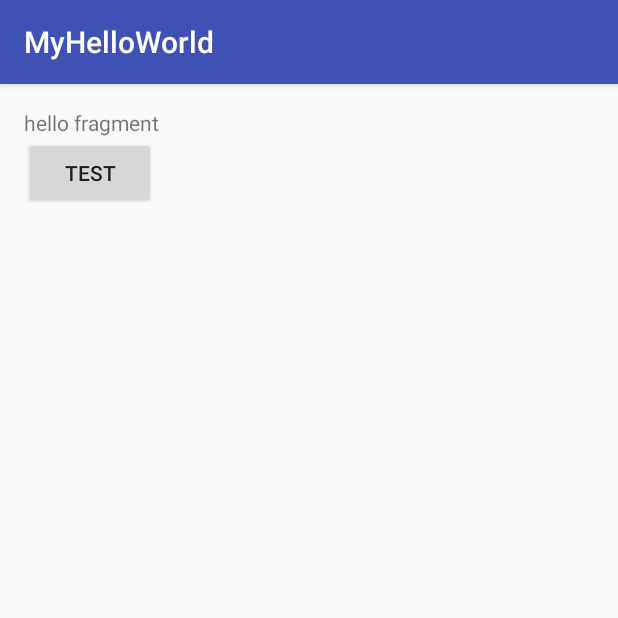
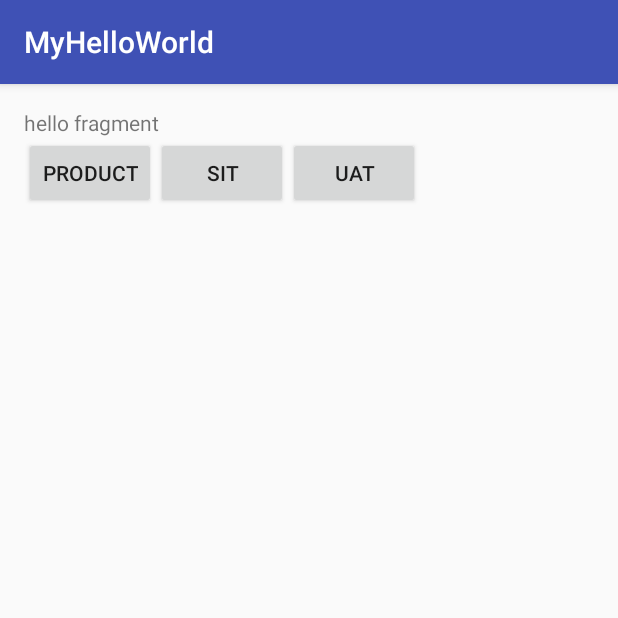
Before and after one commit to hemin1003/MyHelloWorld, an Android app: the TestFragment screen opened directly, with no data from a screen before it, on a phone screen of 412 x 824 dp, the top half of it. Run offline under Robolectric (Android 15) with nearby library versions, the light colour scheme and no system bars.

Commit message:
test fragment

```diff
--- a/app/src/main/java/com/minbo/myhelloworld/fragment/TestFragment.java
+++ b/app/src/main/java/com/minbo/myhelloworld/fragment/TestFragment.java
@@ -6,15 +6,18 @@ import android.support.v7.app.AppCompatActivity;
 import android.os.Bundle;
 import android.view.View;
 import android.widget.Button;
-import android.widget.LinearLayout;
 import android.widget.Toast;
 
 import com.minbo.myhelloworld.R;
 
-public class TestFragment extends AppCompatActivity {
+public class TestFragment extends AppCompatActivity implements View.OnClickListener{
 
-    private Button btnAddFragment;
-    private LinearLayout bottomLayout;
+
+    private Button btnProduct;
+    private Button btnSit;
+    private Button btnUat;
+
+
     private FragmentManager fragmentManager;
     private FragmentTransaction fragmentTransaction;
 
@@ -23,23 +26,45 @@ public class TestFragment extends AppCompatActivity {
         super.onCreate(savedInstanceState);
         setContentView(R.layout.activity_test_fragment);
 
-        btnAddFragment = (Button) findViewById(R.id.btnAddFragment);
-        bottomLayout = (LinearLayout) findViewById(R.id.bottomLayout);
+        btnProduct = (Button) findViewById(R.id.btnProduct);
+        btnSit = (Button) findViewById(R.id.btnSit);
+        btnUat = (Button) findViewById(R.id.btnUat);
+
         fragmentManager = getFragmentManager();
+
+        btnProduct.setOnClickListener(this);
+        btnSit.setOnClickListener(this);
+        btnUat.setOnClickListener(this);
+    }
+
+    @Override
+    public void onClick(View v) {
+        Toast.makeText(TestFragment.this, "Click", Toast.LENGTH_SHORT).show();
         fragmentTransaction = fragmentManager.beginTransaction();
 
-        btnAddFragment.setOnClickListener(new View.OnClickListener() {
-            @Override
-            public void onClick(View v) {
+        switch(v.getId()){
 
-                FirstFragment fragment = new FirstFragment();
-                fragmentTransaction.add(R.id.bottomLayout, fragment);
-                fragmentTransaction.commit();
+            case R.id.btnProduct:
+                Toast.makeText(TestFragment.this, "Click btnProduct", Toast.LENGTH_SHORT).show();
+                FirstFragment1 fragment1 = new FirstFragment1();
+                fragmentTransaction.replace(R.id.bottomLayout, fragment1, "fragment1");
+                fragmentTransaction.addToBackStack("fragment1");
+                break;
 
-                Button button = (Button) fragment.getActivity().findViewById(R.id.button);
+            case R.id.btnSit:
+                Toast.makeText(TestFragment.this, "Click btnSit", Toast.LENGTH_SHORT).show();
+                FirstFragment2 fragment2 = new FirstFragment2();
+                fragmentTransaction.replace(R.id.bottomLayout, fragment2, "fragment2");
+                fragmentTransaction.addToBackStack("fragment2");
+                break;
 
-                Toast.makeText(TestFragment.this, button.getText(), Toast.LENGTH_SHORT).show();
-            }
-        });
+            case R.id.btnUat:
+                Toast.makeText(TestFragment.this, "Click btnUat", Toast.LENGTH_SHORT).show();
+                FirstFragment3 fragment3 = new FirstFragment3();
+                fragmentTransaction.replace(R.id.bottomLayout, fragment3, "fragment3");
+                fragmentTransaction.addToBackStack("fragment3");
+                break;
+        }
+        fragmentTransaction.commit();
     }
 }
--- a/app/src/main/res/layout/activity_test_fragment.xml
+++ b/app/src/main/res/layout/activity_test_fragment.xml
@@ -15,11 +15,31 @@
         android:layout_height="wrap_content"
         android:text="hello fragment"/>
 
-    <Button
-        android:layout_width="wrap_content"
-        android:layout_height="wrap_content"
-        android:text="Test"
-        android:id="@+id/btnAddFragment"/>
+    <LinearLayout
+        android:layout_width="match_parent"
+        android:layout_height="match_parent"
+        android:orientation="horizontal">
+
+
+        <Button
+            android:layout_width="wrap_content"
+            android:layout_height="wrap_content"
+            android:text="Product"
+            android:id="@+id/btnProduct"/>
+
+        <Button
+            android:layout_width="wrap_content"
+            android:layout_height="wrap_content"
+            android:text="SIT"
+            android:id="@+id/btnSit"/>
+
+        <Button
+            android:layout_width="wrap_content"
+            android:layout_height="wrap_content"
+            android:text="UAT"
+            android:id="@+id/btnUat"/>
+
+        </LinearLayout>
 
     <LinearLayout
         android:id="@+id/bottomLayout"
--- a/app/src/main/res/layout/fragment_first.xml
+++ b/app/src/main/res/layout/fragment_first1.xml
@@ -3,12 +3,12 @@
     android:layout_width="match_parent"
     android:layout_height="match_parent"
     android:orientation="vertical"
-    tools:context="com.minbo.myhelloworld.fragment.FirstFragment">
+    tools:context=".fragment.FirstFragment1">
 
     <TextView
         android:layout_width="wrap_content"
         android:layout_height="wrap_content"
-        android:text="@string/hello_blank_fragment" />
+        android:text="hello_blank_fragment111" />
 
     <RatingBar
         android:layout_width="wrap_content"
@@ -18,7 +18,7 @@
     <Button
         android:layout_width="wrap_content"
         android:layout_height="wrap_content"
-        android:text="New Button"
+        android:text="New Button 111"
         android:id="@+id/button" />
 
 </LinearLayout>
```
Also changed, not shown: app/src/main/java/com/minbo/myhelloworld/MainActivity.java (+4 -4 lines), app/src/main/java/com/minbo/myhelloworld/fragment/FirstFragment1.java (added, +30 -0 lines), app/src/main/java/com/minbo/myhelloworld/fragment/FirstFragment2.java (renamed from app/src/main/java/com/minbo/myhelloworld/fragment/FirstFragment.java, +3 -4 lines), app/src/main/java/com/minbo/myhelloworld/fragment/FirstFragment3.java (added, +30 -0 lines), app/src/main/res/layout/fragment_first2.xml (added, +24 -0 lines), app/src/main/res/layout/fragment_first3.xml (added, +24 -0 lines).
